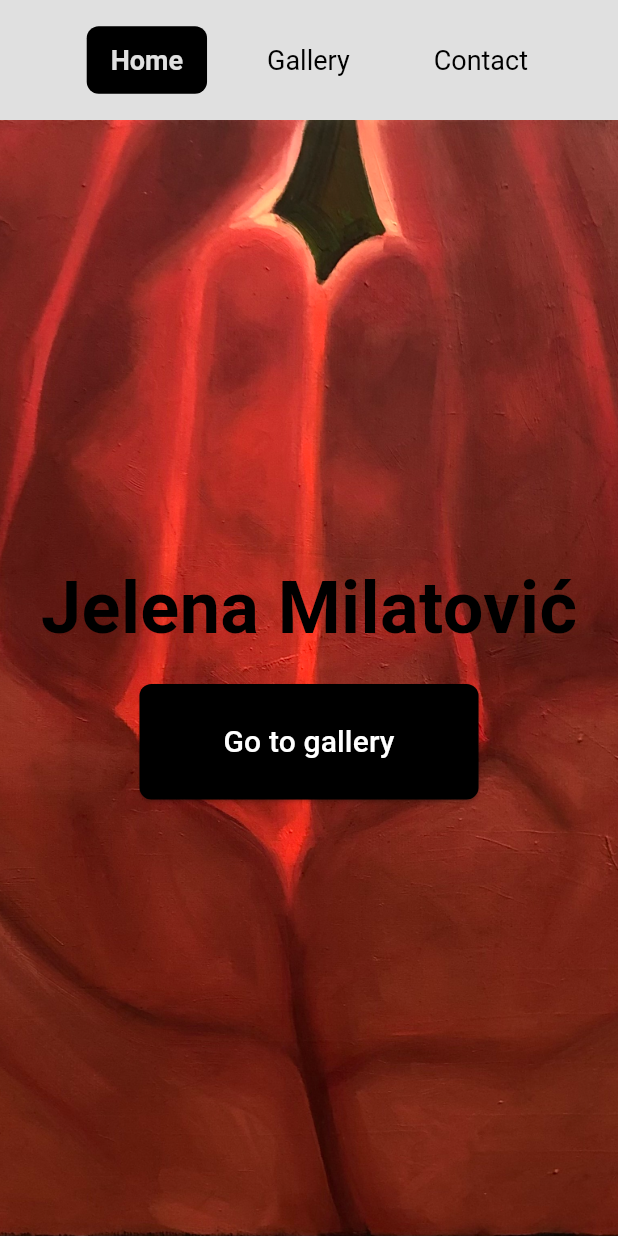
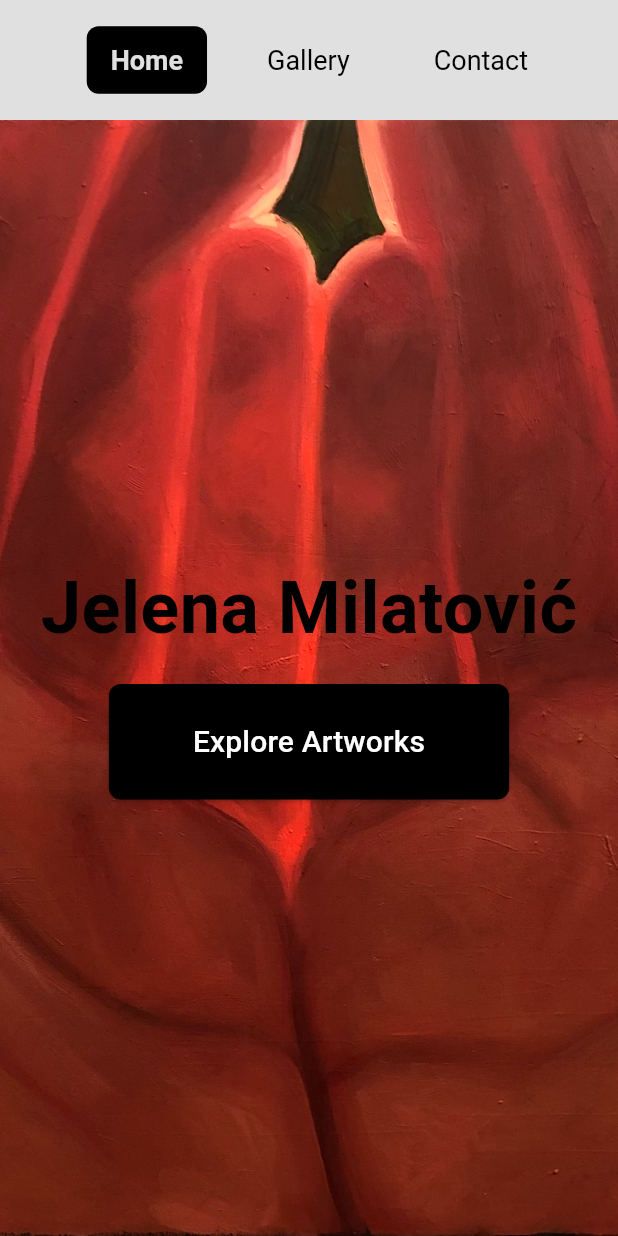
Before and after one commit to fishsalad183/exsy, a Flutter app: the screen it shows after launch, on a phone screen of 412 x 824 dp. Run offline on Flutter 3.47's test engine with Material 3 defaults, Android fonts, the phone set to English and light mode, and no system bars; our stand-ins replace bloc, equatable, flutter_bloc, font_awesome_flutter.

Commit message:
Some changes

```diff
--- a/lib/assets/constants.dart
+++ b/lib/assets/constants.dart
@@ -1,4 +1,5 @@
 class Constants {
+  static const labelExploreArtworks = 'Explore Artworks';
   static const labelNameSurname = 'Jelena Milatović';
   static const labelInstagram = '@buntovac_';
 
--- a/lib/screens/home_screen.dart
+++ b/lib/screens/home_screen.dart
@@ -50,7 +50,7 @@ class HomeScreen extends StatelessWidget {
                   onPressed: () {
                     Navigator.pushReplacementNamed(context, '/gallery');
                   },
-                  child: const Text('Go to gallery', style: TextStyle(fontSize: 20)),
+                  child: const Text(Constants.labelExploreArtworks, style: TextStyle(fontSize: 20)),
                 ),
               ],
             ),
```
Also changed, not shown: pubspec.yaml (+1 -7 lines), 1 other file.
